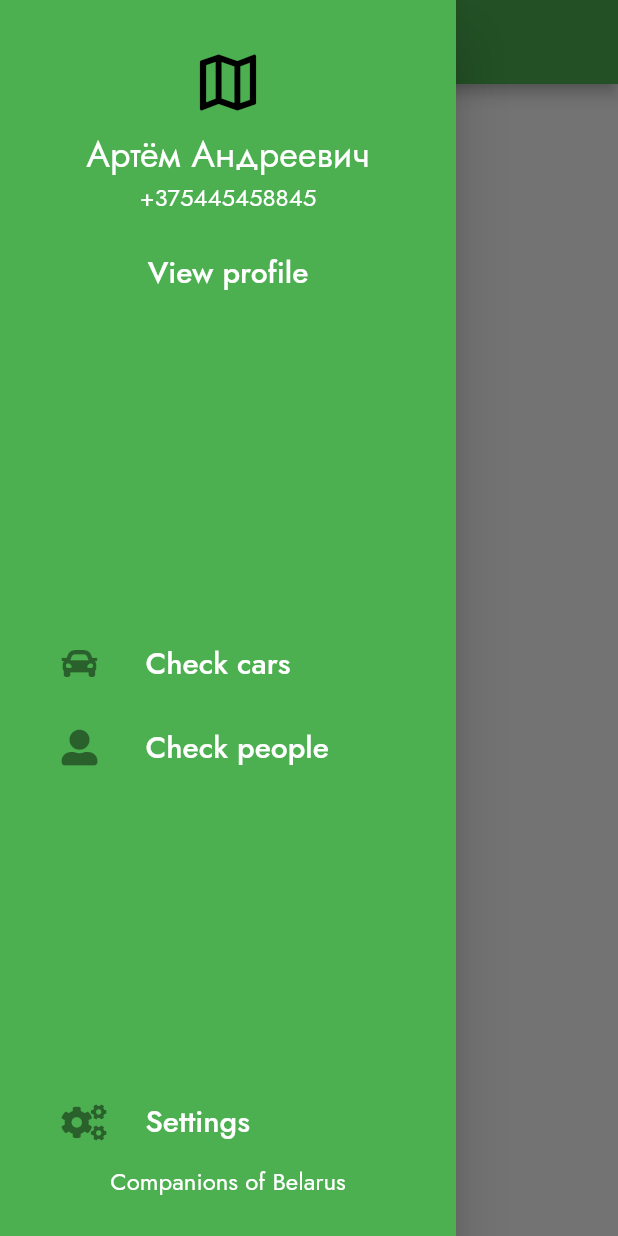
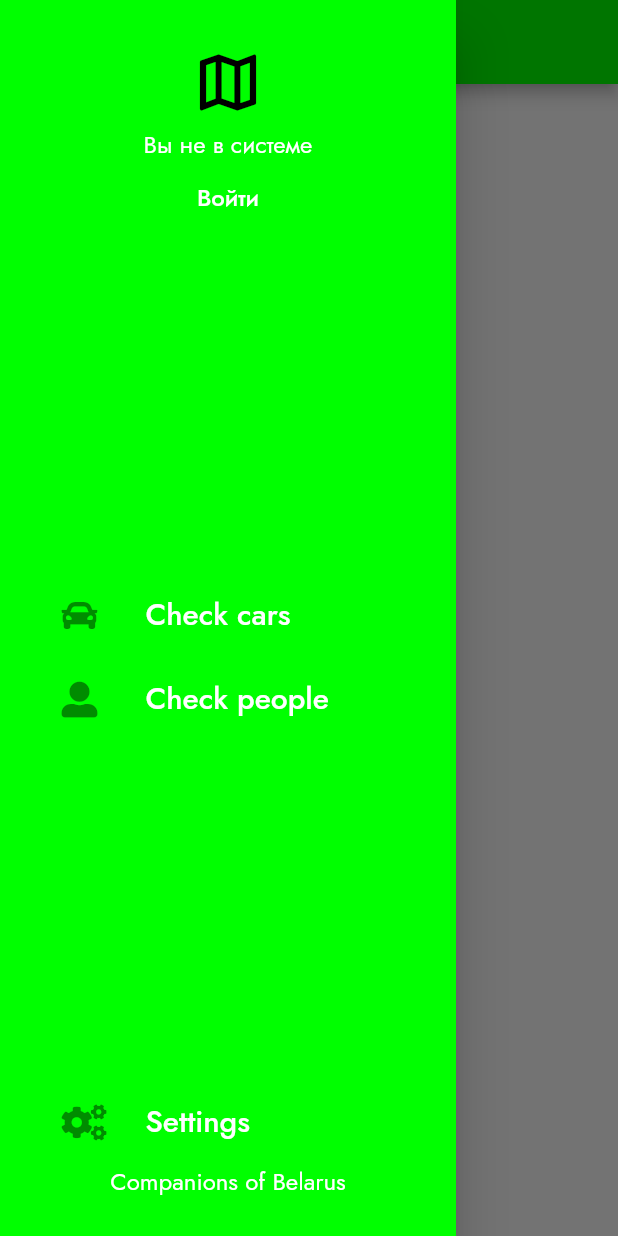
Before and after one commit to Forasky/TravelApp, a Flutter app: the TransportScreen screen opened directly, with the side drawer open, on a phone screen of 412 x 824 dp. Run offline on Flutter 3.47's test engine with Material 2 defaults, Android fonts, the phone set to English and light mode, and no system bars; our stand-ins replace cloud_firestore, easy_localization, firebase_auth, firebase_core, flutter_bloc, font_awesome_flutter and 5 more; accounts and stored records are empty.

Commit message:
Added choosing color of application, etc.

```diff
--- a/lib/bloc/travel_screen_bloc.dart
+++ /dev/null
@@ -1,21 +0,0 @@
-import 'dart:ui';
-
-import 'package:flutter_bloc/flutter_bloc.dart';
-import 'package:shared_preferences/shared_preferences.dart';
-
-import '../models/travel_screen_model.dart';
-
-class TravelScreenBloc extends Cubit<TravelScreenBlocState> {
-  TravelScreenBloc(TravelScreenBlocState initialState) : super(initialState);
-
-  Future getColor() async {
-    final sharedPrefs = await SharedPreferences.getInstance();
-    return sharedPrefs.getString('color') ?? '#00ff00';
-  }
-
-  Future setColor(Color color) async {
-    final sharedPrefs = await SharedPreferences.getInstance();
-    sharedPrefs.setString(
-        'color', '#${color.value.toRadixString(16).padLeft(2, '0')}');
-  }
-}
--- /dev/null
+++ b/lib/models/color_choose_model.dart
@@ -0,0 +1,6 @@
+class ColorChooseBlocState {
+  ColorChooseBlocState({
+    required this.color,
+  });
+  String? color;
+}
--- a/lib/models/travel_screen_model.dart
+++ /dev/null
@@ -1,3 +0,0 @@
-class TravelScreenBlocState {
-
-}
--- a/lib/screens/transport_screen/drawer_widget.dart
+++ b/lib/screens/transport_screen/drawer_widget.dart
@@ -1,10 +1,15 @@
 import 'package:flutter/material.dart';
+import 'package:flutter_bloc/flutter_bloc.dart';
 import 'package:font_awesome_flutter/font_awesome_flutter.dart';
 import 'package:get_it/get_it.dart';
 import 'package:travel_application/bloc/authentication_bloc.dart';
 import 'package:travel_application/screens/settings_screen/settings_screen.dart';
 import 'package:travel_application/services/fonts.dart';
 import 'package:travel_application/services/translation.dart';
+
+import '../../bloc/color_choose_bloc.dart';
+import '../../models/authentication_model.dart';
+import '../../services/extension.dart';
 
 class DrawerWidget extends StatelessWidget {
   DrawerWidget({
@@ -13,12 +18,16 @@ class DrawerWidget extends StatelessWidget {
   }) : super(key: key);
   final ValueChanged<String> findOut;
   final bloc = GetIt.I.get<AuthenticationBloc>();
+  final sharedPrefs = GetIt.I.get<ColorChooseBloc>();
 
   @override
   Widget build(BuildContext context) {
+    return BlocBuilder<AuthenticationBloc, AuthenticationBlocState>(
+      bloc: bloc,
+      builder: (context, state) {
         return Theme(
           data: Theme.of(context).copyWith(
-        canvasColor: Colors.green,
+            canvasColor: HexColor.fromHex('${sharedPrefs.state.color}'),
           ),
           child: Drawer(
             child: Padding(
@@ -35,26 +44,30 @@ class DrawerWidget extends StatelessWidget {
                       size: 50,
                     ),
                   ),
+                  ...state.isLogin == false
+                      ? {
                           Text(
-                'Артём Андреевич', //here will be UserName
-                style: Font.joseStyleWhite24,
+                            'Вы не в системе',
+                            style: Font.joseStyleWhite16,
+                          ),
+                          TextButton(
+                            child: Text(
+                              'Войти',
+                              style: Font.joseStyleWhite16,
+                            ),
+                            onPressed: () {},
+                          ),
+                        }
+                      : {
+                          Text(
+                            state.userName.toString(),
+                            style: Font.joseStyleWhite16,
                           ),
                           Text(
-                '+375445458845', //here will be UserNumber
+                            state.email.toString(),
                             style: Font.joseStyleWhite16,
                           ),
-              Padding(
-                padding: const EdgeInsets.all(15.0),
-                child: TextButton(
-                  onPressed: () {
-                    bloc.logOut();
                         },
-                  child: Text(
-                    LocalizationKeys.viewProfile,
-                    style: Font.joseStyleWhite20,
-                  ),
-                ),
-              ),
                   const Spacer(),
                   ListTile(
                     onTap: () {
@@ -110,5 +123,7 @@ class DrawerWidget extends StatelessWidget {
             ),
           ),
         );
+      },
+    );
   }
 }
--- a/lib/screens/transport_screen/transport_screen.dart
+++ b/lib/screens/transport_screen/transport_screen.dart
@@ -9,6 +9,8 @@ import 'package:travel_application/models/main_screen_model.dart';
 import 'package:travel_application/services/fonts.dart';
 import 'package:travel_application/services/translation.dart';
 
+import '../../bloc/color_choose_bloc.dart';
+import '../../services/extension.dart';
 import 'bottom_sheet_widget.dart';
 import 'drawer_widget.dart';
 
@@ -27,6 +29,7 @@ class TransportScreen extends StatefulWidget {
 
 class _TransportScreenState extends State<TransportScreen> {
   final mainBloc = GetIt.instance.get<TransportScreenBloc>();
+  final sharedPrefs = GetIt.I.get<ColorChooseBloc>();
 
   @override
   Widget build(BuildContext context) {
@@ -43,7 +46,7 @@ class _TransportScreenState extends State<TransportScreen> {
                 widget.titleText,
                 style: Font.joseStyleWhite24,
               ),
-              backgroundColor: Colors.green,
+              backgroundColor: HexColor.fromHex('${sharedPrefs.state.color}'),
             ),
             body: StreamBuilder(
               stream: mainBloc.streamBloc(widget.streamName),
@@ -89,7 +92,7 @@ class _TransportScreenState extends State<TransportScreen> {
               },
             ),
             floatingActionButton: FloatingActionButton.extended(
-              backgroundColor: Colors.green,
+              backgroundColor: HexColor.fromHex('${sharedPrefs.state.color}'),
               onPressed: () {
                 showModalBottomSheet<void>(
                   shape: const RoundedRectangleBorder(
@@ -125,7 +128,7 @@ class _TransportScreenState extends State<TransportScreen> {
 
   void _setFind(String find) {
     setState(() {
-      widget.streamName=find;
+      widget.streamName = find;
     });
   }
 }
--- a/lib/screens/travel_screen/favorite_screen.dart
+++ b/lib/screens/travel_screen/favorite_screen.dart
@@ -1,7 +1,10 @@
 import 'package:flutter/material.dart';
 import 'package:font_awesome_flutter/font_awesome_flutter.dart';
+import 'package:get_it/get_it.dart';
 import 'package:travel_application/screens/travel_screen/travel_screen.dart';
 
+import '../../bloc/color_choose_bloc.dart';
+import '../../services/extension.dart';
 import '../../services/fonts.dart';
 
 class FavoriteScreen extends StatefulWidget {
@@ -12,6 +15,8 @@ class FavoriteScreen extends StatefulWidget {
 }
 
 class _FavoriteScreenState extends State<FavoriteScreen> {
+  final sharedPrefs = GetIt.I.get<ColorChooseBloc>();
+
   @override
   Widget build(BuildContext context) {
     return MaterialApp(
@@ -31,7 +36,7 @@ class _FavoriteScreenState extends State<FavoriteScreen> {
             ),
           ),
           title: const Text('Любимые места'),
-          backgroundColor: Colors.green,
+          backgroundColor: HexColor.fromHex('${sharedPrefs.state.color}'),
         ),
         body: Center(
           child: Text(
--- a/lib/screens/travel_screen/travel_screen.dart
+++ b/lib/screens/travel_screen/travel_screen.dart
@@ -4,12 +4,12 @@ import 'package:flutter/material.dart';
 import 'package:flutter_bloc/flutter_bloc.dart';
 import 'package:font_awesome_flutter/font_awesome_flutter.dart';
 import 'package:get_it/get_it.dart';
-import 'package:travel_application/models/travel_screen_model.dart';
+import 'package:travel_application/models/color_choose_model.dart';
 import 'package:travel_application/screens/travel_screen/info_screen.dart';
 import 'package:travel_application/services/extension.dart';
 import 'package:travel_application/services/fonts.dart';
 
-import '../../bloc/travel_screen_bloc.dart';
+import '../../bloc/color_choose_bloc.dart';
 import 'drawer_widget.dart';
 
 class TravelScreen extends StatefulWidget {
@@ -20,11 +20,11 @@ class TravelScreen extends StatefulWidget {
 }
 
 class _TravelScreenState extends State<TravelScreen> {
-  final bloc = GetIt.instance.get<TravelScreenBloc>();
+  final bloc = GetIt.instance.get<ColorChooseBloc>();
 
   @override
   Widget build(BuildContext context) {
-    return BlocBuilder<TravelScreenBloc, TravelScreenBlocState>(
+    return BlocBuilder<ColorChooseBloc, ColorChooseBlocState>(
       bloc: bloc,
       builder: (context, state) {
         return MaterialApp(
@@ -36,8 +36,7 @@ class _TravelScreenState extends State<TravelScreen> {
             child: Scaffold(
               drawer: TravelDrawerWidget(),
               appBar: AppBar(
-                backgroundColor: //HexColor.fromHex('${bloc.getColor()}'),
-                    Colors.amber,
+                backgroundColor: HexColor.fromHex('${state.color}'),
                 title: const Text('Рядом с вами'),
               ),
               body: Column(
```
Also changed, not shown: lib/bloc/color_choose_bloc.dart (added, +31 -0 lines), lib/main.dart (+8 -5 lines), lib/screens/login_screen/login_screen.dart (+34 -0 lines), lib/screens/settings_screen/color_select.dart (+10 -5 lines), lib/screens/settings_screen/settings_screen.dart (+13 -5 lines), lib/screens/travel_screen/drawer_widget.dart (+19 -2 lines), 1 other file. Lines whose indentation alone changed are shown as unchanged.
